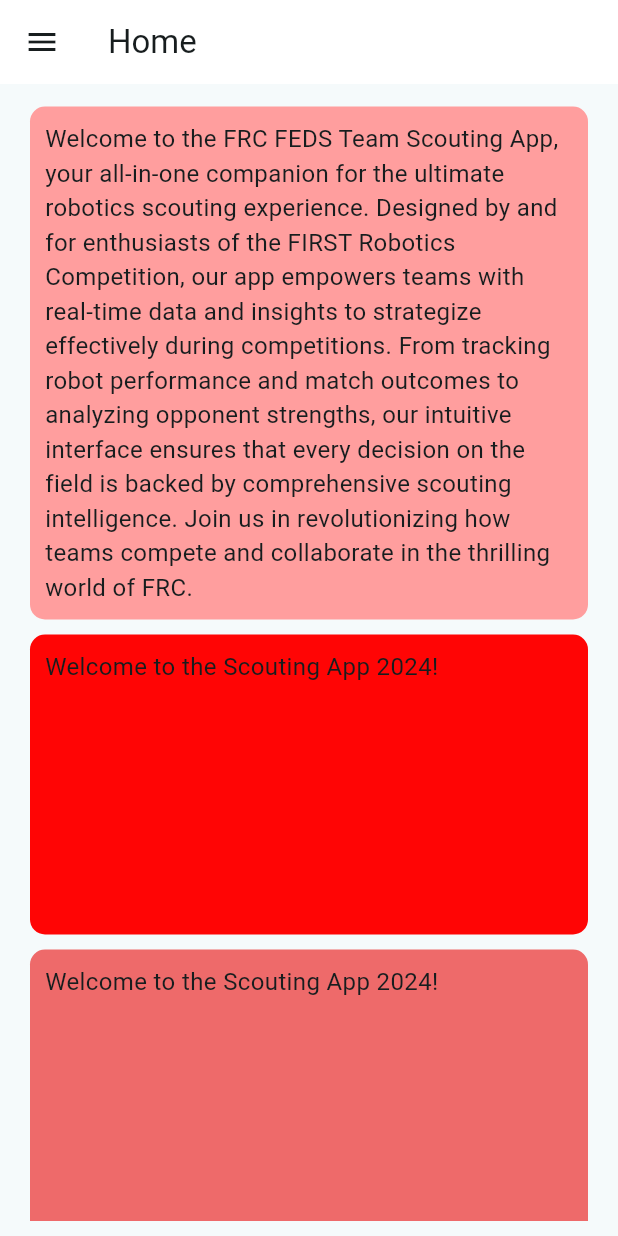
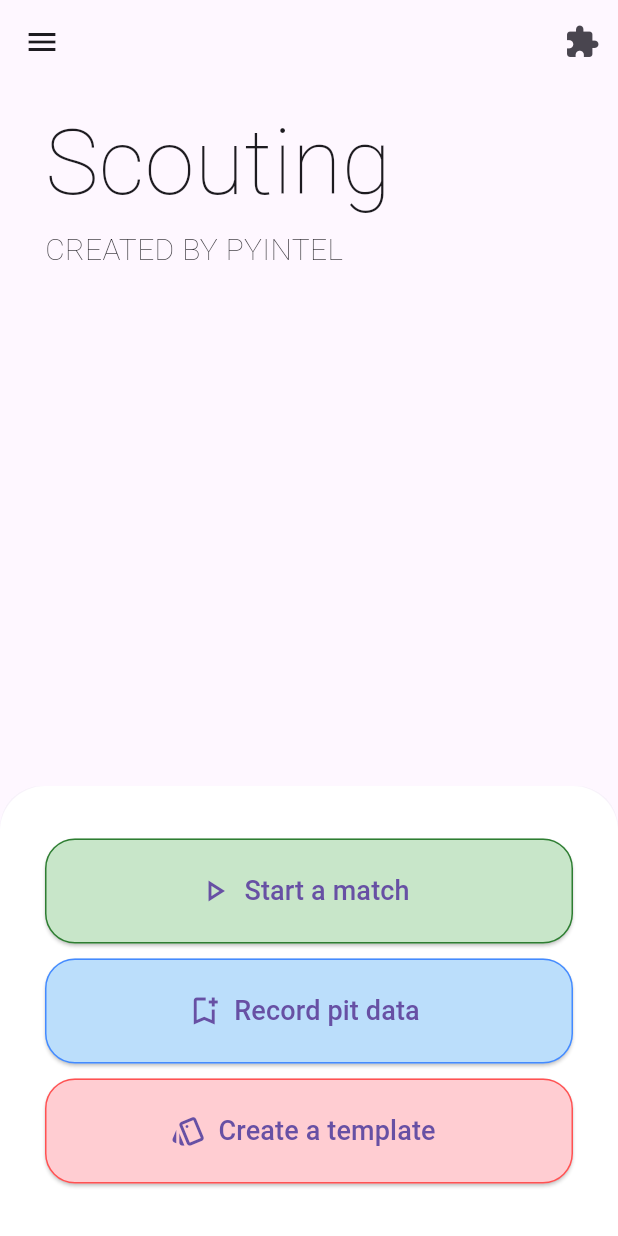
Before and after one commit to riteshrajas/Scout-Ops-Android, a Flutter app: the screen it shows after launch, on a phone screen of 412 x 824 dp. Run offline on Flutter 3.47's test engine with Material 3 defaults, Android fonts, the phone set to English and light mode, and no system bars; our stand-ins replace flutter_rating_bar, google_fonts, hive, hive_flutter, permission_handler, qr_flutter; accounts and stored records are empty.

Commit message:
Ui 75% Done Ux 50% Done

```diff
--- a/lib/pages/home_page.dart
+++ b/lib/pages/home_page.dart
@@ -1,85 +1,86 @@
 import 'package:flutter/material.dart';
-
-
+import 'package:google_fonts/google_fonts.dart';
+import '../templateBuilder/builder.dart';
 import 'components/nav.dart';
+import 'match_page.dart';
 
 class HomePage extends StatelessWidget {
   const HomePage({super.key});
 
   @override
   Widget build(BuildContext context) {
-    return Scaffold(
+    return MaterialApp(
+      home: Scaffold(
         drawer: const NavBar(),
         appBar: AppBar(
-        title: const Text('Home'),
-        backgroundColor: const Color.fromARGB(255, 255, 255, 255),
+          actions: [
+            IconButton(
+              icon: const Icon(Icons.extension),
+              onPressed: () {
+                // Navigate to the search page
+              },
+            ),
+          ],
         ),
         body: homePage(),
+        bottomSheet: _buildPersistentBottomSheet(),
+      ),
     );
   }
-}
 
-Widget homePage(){
-  return OrientationBuilder(
-      builder: (context, orientation) {
-        String textToDisplay;
-        if (orientation == Orientation.portrait) {
-          textToDisplay = 'Welcome to the FRC FEDS Team Scouting App, your all-in-one companion for the ultimate robotics scouting experience. Designed by and for enthusiasts of the FIRST Robotics Competition, our app empowers teams with real-time data and insights to strategize effectively during competitions. From tracking robot performance and match outcomes to analyzing opponent strengths, our intuitive interface ensures that every decision on the field is backed by comprehensive scouting intelligence. Join us in revolutionizing how teams compete and collaborate in the thrilling world of FRC.';
-        } else {
-          textToDisplay = 'Welcome to the Scouting App 2024!';
-        }
-
+  Widget _buildPersistentBottomSheet() {
+    return BottomSheet(
+      onClosing: () {},
+      builder: (BuildContext context) {
         return Container(
-          padding: const EdgeInsets.all(10),
-          child: SingleChildScrollView(
-            child: Column(
-              mainAxisAlignment: MainAxisAlignment.center,
-              children: [
-                Container(
-                  padding: const EdgeInsets.all(10),
-                  margin: const EdgeInsets.only(left: 10, right: 10, top: 5, bottom: 5),
-                  width: double.infinity,
-                  decoration: BoxDecoration(
-                    color: const Color.fromARGB(255, 255, 158, 158),
-                    borderRadius: BorderRadius.circular(10),
-                  ),
-                  child: Text(
-                    textToDisplay,
-                    style: const TextStyle(
-                      fontSize: 16,
+          height: 300,
+          decoration: const BoxDecoration(
+            color: Colors.white,
+            borderRadius: BorderRadius.only(
+              topLeft: Radius.circular(30),
+              topRight: Radius.circular(30),
             ),
           ),
+          child: Center(
+            child: Column(
+              mainAxisAlignment: MainAxisAlignment.spaceEvenly,
+              children: <Widget>[
+                Center(
+                  child: Column(
+                    children: [
+                      buildButton(
+                        context: context,
+                        text: 'Start a match',
+                        color: Colors.green.shade100,
+                        borderColor: Colors.green.shade800,
+                        icon: Icons.play_arrow_outlined,
+                        onPressed: () {
+                          Navigator.push(context, MaterialPageRoute(builder: (context) => const MatchPage()));
+                        },
                       ),
-                Container(
-                  padding: const EdgeInsets.all(10),
-                  margin: const EdgeInsets.only(left: 10, right: 10, top: 5, bottom: 5),
-                  width: double.infinity,
-                  height: 200,
-                  decoration: BoxDecoration(
-                    color: const Color.fromARGB(255, 255, 5, 5),
-                    borderRadius: BorderRadius.circular(10),
+                      const SizedBox(height: 10),
+                      buildButton(
+                        context: context,
+                        text: 'Record pit data',
+                        color: Colors.blue.shade100,
+                        borderColor: Colors.blueAccent,
+                        icon: Icons.bookmark_add_outlined,
+                        onPressed: () {
+                          // Navigator.push(context, MaterialPageRoute(builder: (context) => const Te()));
+                          },
                       ),
-                  child: const Text(
-                    'Welcome to the Scouting App 2024!',
-                    style: TextStyle(
-                      fontSize: 16,
+                      const SizedBox(height: 10),
+                      buildButton(
+                        context: context,
+                        text: 'Create a template',
+                        color: Colors.red.shade100,
+                        borderColor: Colors.redAccent,
+                        icon: Icons.style_outlined,
+                        onPressed: () {
+                          Navigator.push(context, MaterialPageRoute(builder: (context) => TemplateEditor()));
+                        },
                       ),
-                  ),
-                ),
-                Container(
-                  padding: const EdgeInsets.all(10),
-                  margin: const EdgeInsets.only(left: 10, right: 10, top: 5, bottom: 5),
-                  width: double.infinity,
-                  height: 200,
-                  decoration: BoxDecoration(
-                    color: const Color.fromARGB(255, 238, 106, 106),
-                    borderRadius: BorderRadius.circular(10),
-                  ),
-                  child: const Text(
-                    'Welcome to the Scouting App 2024!',
-                    style: TextStyle(
-                      fontSize: 16,
-                    ),
+                    ],
                   ),
                 ),
               ],
@@ -89,3 +90,69 @@
       },
     );
   }
+
+  Widget homePage() {
+    return HOME();
+  }
+
+  Widget HOME() {
+    return Column(
+      crossAxisAlignment: CrossAxisAlignment.start,
+      children: [
+        Padding(
+          padding: const EdgeInsets.only(top: 10.0, left: 30.0),
+          child: Text(
+            'Scouting',
+            style: GoogleFonts.chivoMono(
+              fontSize: 60,
+              fontWeight: FontWeight.w100,
+            ),
+          ),
+        ),
+        Padding(
+          padding: const EdgeInsets.only(left: 30.0),
+          child: Text(
+            'CREATED BY PYINTEL',
+            style: GoogleFonts.chivoMono(
+              fontSize: 20,
+              fontWeight: FontWeight.w100,
+            ),
+          ),
+        ),
+        const SizedBox(height: 20),
+
+      ],
+    );
+  }
+
+  Widget buildButton({
+    required BuildContext context, // Add BuildContext as a parameter
+    required String text,
+    required Color color,
+    Color? borderColor, // Optional borderColor parameter
+    required IconData icon,
+    required VoidCallback onPressed,
+  }) {
+    return SizedBox(
+      width: MediaQuery.of(context).size.width - 60,
+    height: 70,
+      child: ElevatedButton.icon(
+        onPressed: onPressed,
+        style: ElevatedButton.styleFrom(
+          backgroundColor: color,
+          shape: RoundedRectangleBorder(
+            borderRadius: BorderRadius.circular(20),
+            side: borderColor != null
+                ? BorderSide(color: borderColor)
+                : BorderSide.none,
+          ),
+        ),
+        icon: Icon(icon, size: 24),
+        label: Text(
+          text,
+          style: const TextStyle(fontSize: 18),
+        ),
+      ),
+    );
+  }
+}
--- a/pubspec.yaml
+++ b/pubspec.yaml
@@ -46,6 +46,9 @@
   hive: ^2.2.3
   hive_flutter: ^1.1.0
   flutter_rating_bar: ^4.0.1
+  google_fonts: ^6.2.1
+  provider: ^6.0.0
+  shared_preferences: ^2.0.6
 
 
 dev_dependencies:
```
Also changed, not shown: lib/templateBuilder/Components/Counter.dart (added, +59 -0 lines), lib/templateBuilder/builder.dart (added, +119 -0 lines), lib/templateBuilder/component_list.dart (added, +10 -0 lines), pubspec.lock, 5 other files. Lines whose indentation alone changed are shown as unchanged.
